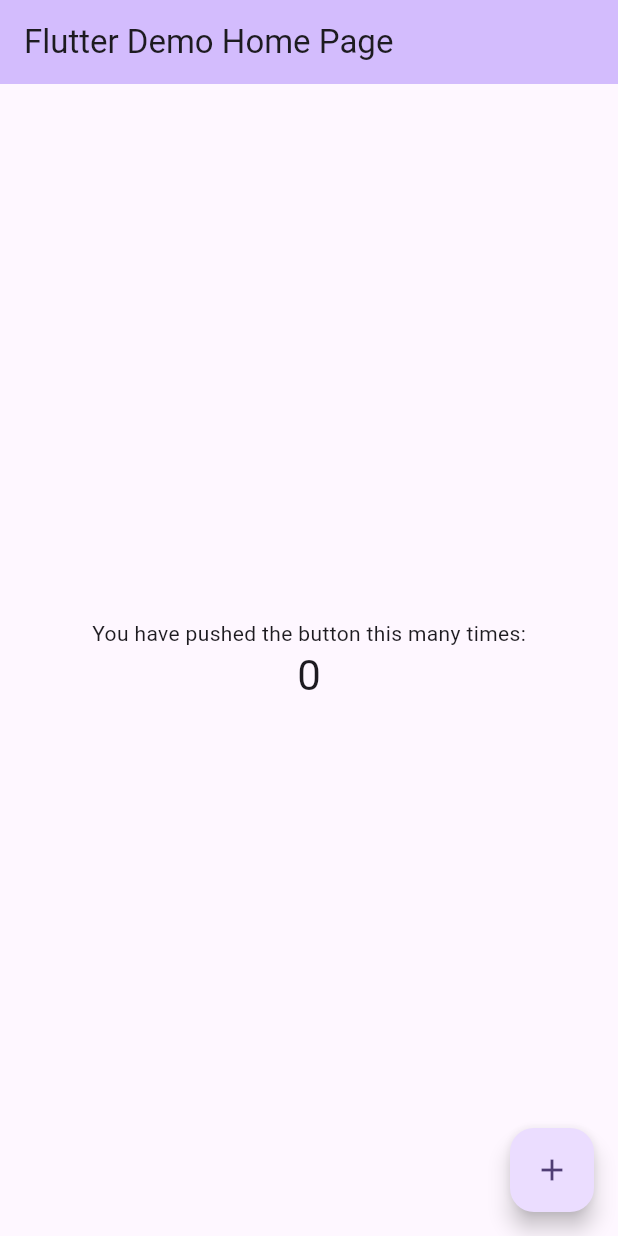
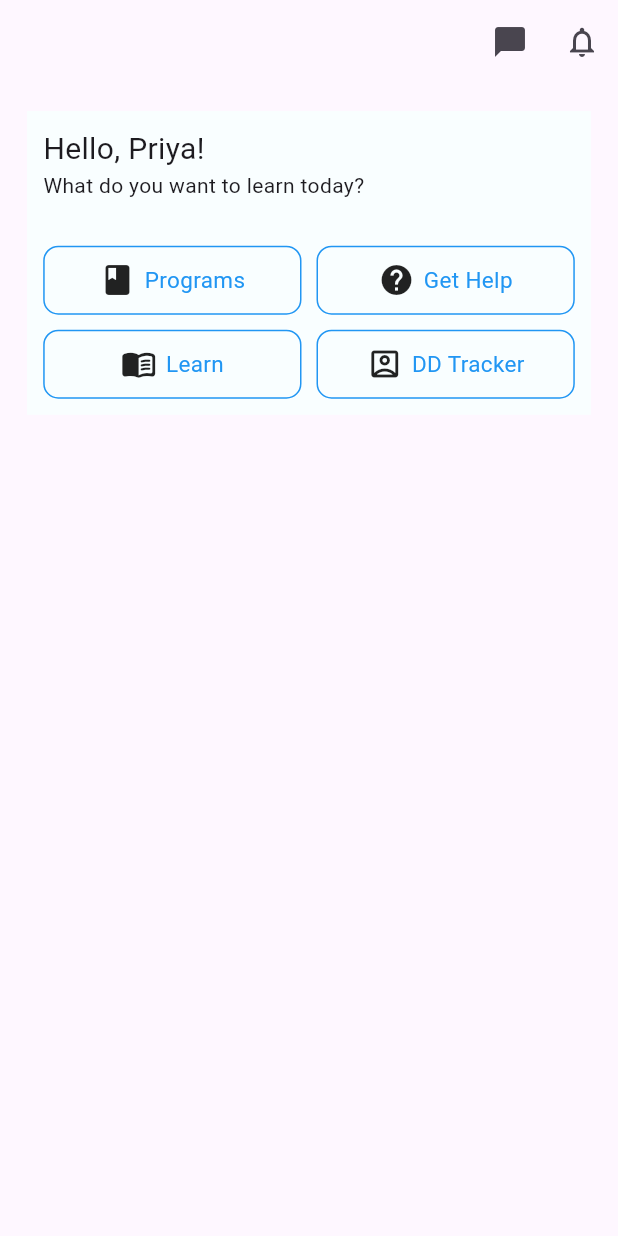
Before and after one commit to Vrushabh102/LifeStyle_tracker, a Flutter app: the screen it shows after launch, on a phone screen of 412 x 824 dp. Run offline on Flutter 3.47's test engine with Material 3 defaults, Android fonts, the phone set to English and light mode, and no system bars.

Commit message:
added first Container to homescreen

```diff
--- /dev/null
+++ b/lib/Screens/home_screen.dart
@@ -0,0 +1,63 @@
+import 'package:flutter/material.dart';
+import 'package:lifestyle_tracker/Widgets/shortcut.dart';
+
+class HomeScreen extends StatefulWidget {
+  const HomeScreen({super.key});
+
+  @override
+  State<HomeScreen> createState() => _HomeScreenState();
+}
+
+class _HomeScreenState extends State<HomeScreen> {
+  @override
+  Widget build(BuildContext context) {
+    return Scaffold(
+      appBar: AppBar(
+        actions: [
+          IconButton(onPressed: () {}, icon: const Icon(Icons.chat_bubble)),
+          IconButton(onPressed: () {}, icon: const Icon(Icons.notifications_none)),
+        ],
+      ),
+      body: Padding(
+        padding: const EdgeInsets.all(18.0),
+        child: Column(
+          //mainAxisAlignment: MainAxisAlignment.center,
+          children: [
+            Container(
+              padding: const EdgeInsets.all(10.8),
+              color: const Color.fromARGB(246,249,254,255),
+              child: const Column(
+                crossAxisAlignment: CrossAxisAlignment.start,
+                children: [
+                  Text('Hello, Priya!',
+                    style: TextStyle(
+                      fontSize: 20,
+                    ),
+                  ),
+                  Text('What do you want to learn today?'),
+                  SizedBox(height: 30),
+                  Row(
+                    children: [
+                      Expanded(child: BuildShortcut(name: 'Programs', leadingIcon:  Icons.book)),
+                      SizedBox(width: 10),
+                      Expanded(child: BuildShortcut(name: 'Get Help',leadingIcon:  Icons.help)),
+                    ],
+                  ),
+                  SizedBox(height: 10),
+                  Row(
+                    children: [
+                      Expanded(child: BuildShortcut(name: 'Learn', leadingIcon:  Icons.menu_book_rounded)),
+                      SizedBox(width: 10),
+                      Expanded(child: BuildShortcut(name: 'DD Tracker',leadingIcon:  Icons.account_box_outlined)),
+                    ],
+                  )
+
+                ],
+              ),
+            )
+          ],
+        ),
+      ),
+    );
+  }
+}
--- /dev/null
+++ b/lib/Widgets/shortcut.dart
@@ -0,0 +1,41 @@
+import 'package:flutter/material.dart';
+
+
+class BuildShortcut extends StatelessWidget {
+
+  final String? name;
+  final IconData? leadingIcon;
+
+  const BuildShortcut({
+    required this.leadingIcon, this.name,
+      });
+
+  @override
+  Widget build(BuildContext context) {
+    return Container(
+      padding: const EdgeInsets.all(10),
+      decoration: BoxDecoration(
+        color: const Color.fromARGB(246,249,254,255),
+        border: Border.all(
+          color: Colors.blue,
+          width: 1,
+        ),
+        borderRadius: BorderRadius.circular(10),
+      ),
+      child: Row(
+        mainAxisAlignment: MainAxisAlignment.center,
+        children: [
+          Icon(leadingIcon),
+          const SizedBox(width: 6),
+          Text(
+            '$name',
+            style: const TextStyle(
+              fontSize: 15,
+              color: Colors.blue,
+            ),
+          )
+        ],
+      ),
+    );
+  }
+}
--- a/lib/main.dart
+++ b/lib/main.dart
@@ -1,125 +1,21 @@
 import 'package:flutter/material.dart';
+import 'package:lifestyle_tracker/Screens/home_screen.dart';
 
 void main() {
-  runApp(const MyApp());
+  runApp(
+    const MaterialApp(
+      home: MyApp(),
+      debugShowCheckedModeBanner: false,
+    ),
+  );
 }
+
 
 class MyApp extends StatelessWidget {
   const MyApp({super.key});
 
-  // This widget is the root of your application.
   @override
   Widget build(BuildContext context) {
-    return MaterialApp(
-      title: 'Flutter Demo',
-      theme: ThemeData(
-        // This is the theme of your application.
-        //
-        // TRY THIS: Try running your application with "flutter run". You'll see
-        // the application has a purple toolbar. Then, without quitting the app,
-        // try changing the seedColor in the colorScheme below to Colors.green
-        // and then invoke "hot reload" (save your changes or press the "hot
-        // reload" button in a Flutter-supported IDE, or press "r" if you used
-        // the command line to start the app).
-        //
-        // Notice that the counter didn't reset back to zero; the application
-        // state is not lost during the reload. To reset the state, use hot
-        // restart instead.
-        //
-        // This works for code too, not just values: Most code changes can be
-        // tested with just a hot reload.
-        colorScheme: ColorScheme.fromSeed(seedColor: Colors.deepPurple),
-        useMaterial3: true,
-      ),
-      home: const MyHomePage(title: 'Flutter Demo Home Page'),
-    );
+    return HomeScreen();
   }
 }
-
-class MyHomePage extends StatefulWidget {
-  const MyHomePage({super.key, required this.title});
-
-  // This widget is the home page of your application. It is stateful, meaning
-  // that it has a State object (defined below) that contains fields that affect
-  // how it looks.
-
-  // This class is the configuration for the state. It holds the values (in this
-  // case the title) provided by the parent (in this case the App widget) and
-  // used by the build method of the State. Fields in a Widget subclass are
-  // always marked "final".
-
-  final String title;
-
-  @override
-  State<MyHomePage> createState() => _MyHomePageState();
-}
-
-class _MyHomePageState extends State<MyHomePage> {
-  int _counter = 0;
-
-  void _incrementCounter() {
-    setState(() {
-      // This call to setState tells the Flutter framework that something has
-      // changed in this State, which causes it to rerun the build method below
-      // so that the display can reflect the updated values. If we changed
-      // _counter without calling setState(), then the build method would not be
-      // called again, and so nothing would appear to happen.
-      _counter++;
-    });
-  }
-
-  @override
-  Widget build(BuildContext context) {
-    // This method is rerun every time setState is called, for instance as done
-    // by the _incrementCounter method above.
-    //
-    // The Flutter framework has been optimized to make rerunning build methods
-    // fast, so that you can just rebuild anything that needs updating rather
-    // than having to individually change instances of widgets.
-    return Scaffold(
-      appBar: AppBar(
-        // TRY THIS: Try changing the color here to a specific color (to
-        // Colors.amber, perhaps?) and trigger a hot reload to see the AppBar
-        // change color while the other colors stay the same.
-        backgroundColor: Theme.of(context).colorScheme.inversePrimary,
-        // Here we take the value from the MyHomePage object that was created by
-        // the App.build method, and use it to set our appbar title.
-        title: Text(widget.title),
-      ),
-      body: Center(
-        // Center is a layout widget. It takes a single child and positions it
-        // in the middle of the parent.
-        child: Column(
-          // Column is also a layout widget. It takes a list of children and
-          // arranges them vertically. By default, it sizes itself to fit its
-          // children horizontally, and tries to be as tall as its parent.
-          //
-          // Column has various properties to control how it sizes itself and
-          // how it positions its children. Here we use mainAxisAlignment to
-          // center the children vertically; the main axis here is the vertical
-          // axis because Columns are vertical (the cross axis would be
-          // horizontal).
-          //
-          // TRY THIS: Invoke "debug painting" (choose the "Toggle Debug Paint"
-          // action in the IDE, or press "p" in the console), to see the
-          // wireframe for each widget.
-          mainAxisAlignment: MainAxisAlignment.center,
-          children: <Widget>[
-            const Text(
-              'You have pushed the button this many times:',
-            ),
-            Text(
-              '$_counter',
-              style: Theme.of(context).textTheme.headlineMedium,
-            ),
-          ],
-        ),
-      ),
-      floatingActionButton: FloatingActionButton(
-        onPressed: _incrementCounter,
-        tooltip: 'Increment',
-        child: const Icon(Icons.add),
-      ), // This trailing comma makes auto-formatting nicer for build methods.
-    );
-  }
-}
```
